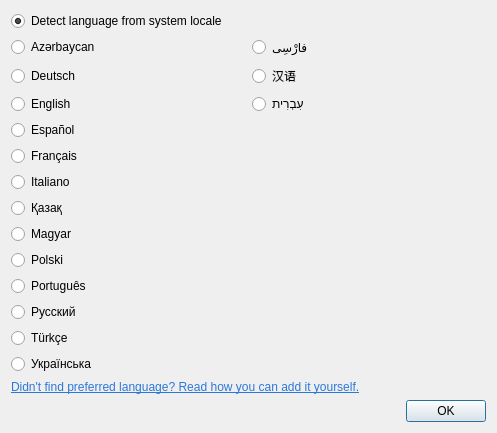
Above: src/bin/scenarist-desktop/UserInterfaceLayer/Settings/LanguageDialog.ui from dimkanovikov/KITScenarist before the change. Below: the same form after it.
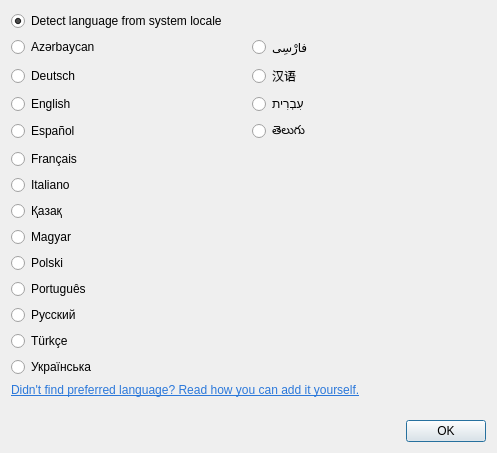
That is the form after the change.

Commit message: Added telugu translation and spell checker

```diff
--- a/src/bin/scenarist-desktop/UserInterfaceLayer/Settings/LanguageDialog.ui
+++ b/src/bin/scenarist-desktop/UserInterfaceLayer/Settings/LanguageDialog.ui
@@ -7,7 +7,7 @@
     <x>0</x>
     <y>0</y>
     <width>497</width>
-    <height>417</height>
+    <height>453</height>
    </rect>
   </property>
   <property name="minimumSize">
@@ -191,6 +191,13 @@
      </property>
     </widget>
    </item>
+   <item row="4" column="1">
+    <widget class="QRadioButton" name="telugu">
+     <property name="text">
+      <string>తెలుగు</string>
+     </property>
+    </widget>
+   </item>
   </layout>
  </widget>
  <tabstops>
```
The commit also changes 7 other files.
